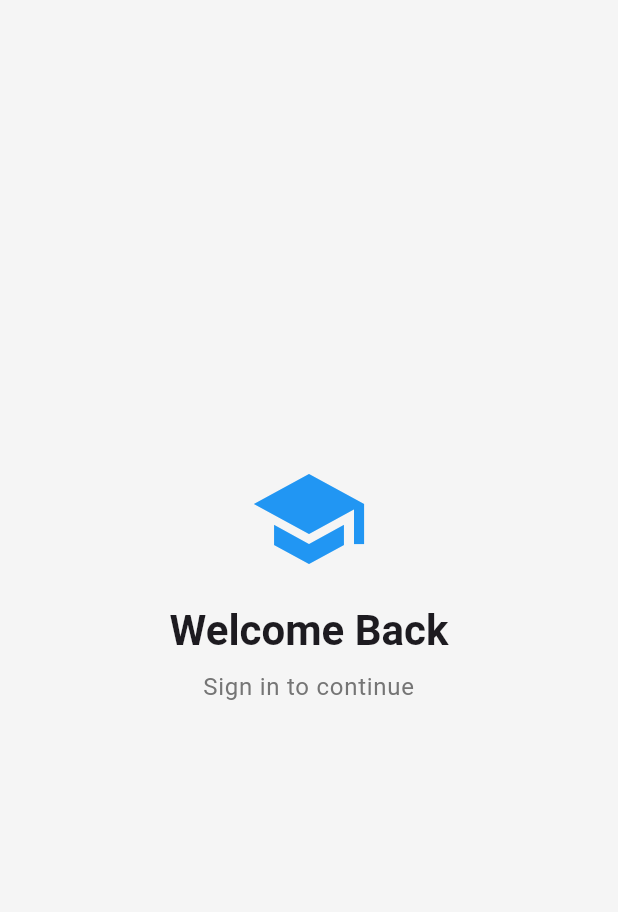
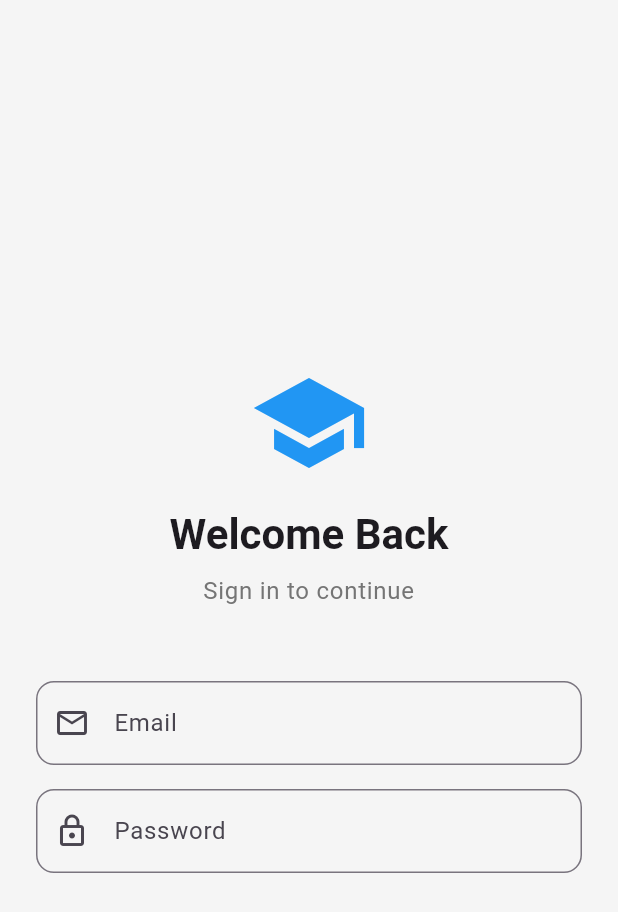
Before and after one commit to aduoke33/2025_LTTBDD_N05_Nhom_4, a Flutter app: the LoginScreen screen opened directly, on a phone screen of 412 x 824 dp. Shown: the top 912 px of the screen. Run offline on Flutter 3.47's test engine with Material 3 defaults, Android fonts, the phone set to English and light mode, and no system bars; network calls fail.

Commit message:
add email and password fields

```diff
--- a/lib/screens/login_screen.dart
+++ b/lib/screens/login_screen.dart
@@ -39,7 +39,32 @@ class _LoginScreenState extends State<LoginScreen> {
                 ),
                 const SizedBox(height: 48),
 
-                // Fields voi cac nut dat o day
+                // Email Field
+                TextFormField(
+                  keyboardType: TextInputType.emailAddress,
+                  decoration: InputDecoration(
+                    labelText: 'Email',
+                    hintText: 'Enter your email',
+                    prefixIcon: const Icon(Icons.email_outlined),
+                    border: OutlineInputBorder(
+                      borderRadius: BorderRadius.circular(12),
+                    ),
+                  ),
+                ),
+                const SizedBox(height: 16),
+
+                // Password Field
+                TextFormField(
+                  obscureText: true,
+                  decoration: InputDecoration(
+                    labelText: 'Password',
+                    hintText: 'Enter your password',
+                    prefixIcon: const Icon(Icons.lock_outlined),
+                    border: OutlineInputBorder(
+                      borderRadius: BorderRadius.circular(12),
+                    ),
+                  ),
+                ),
               ],
             ),
           ),
```
